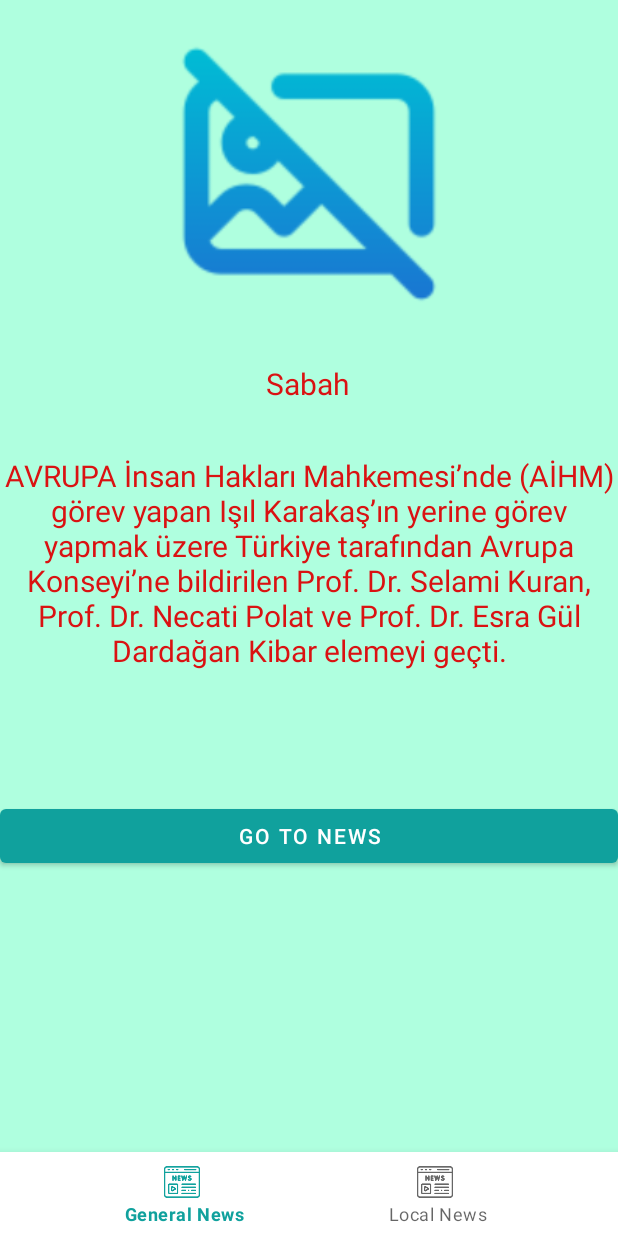
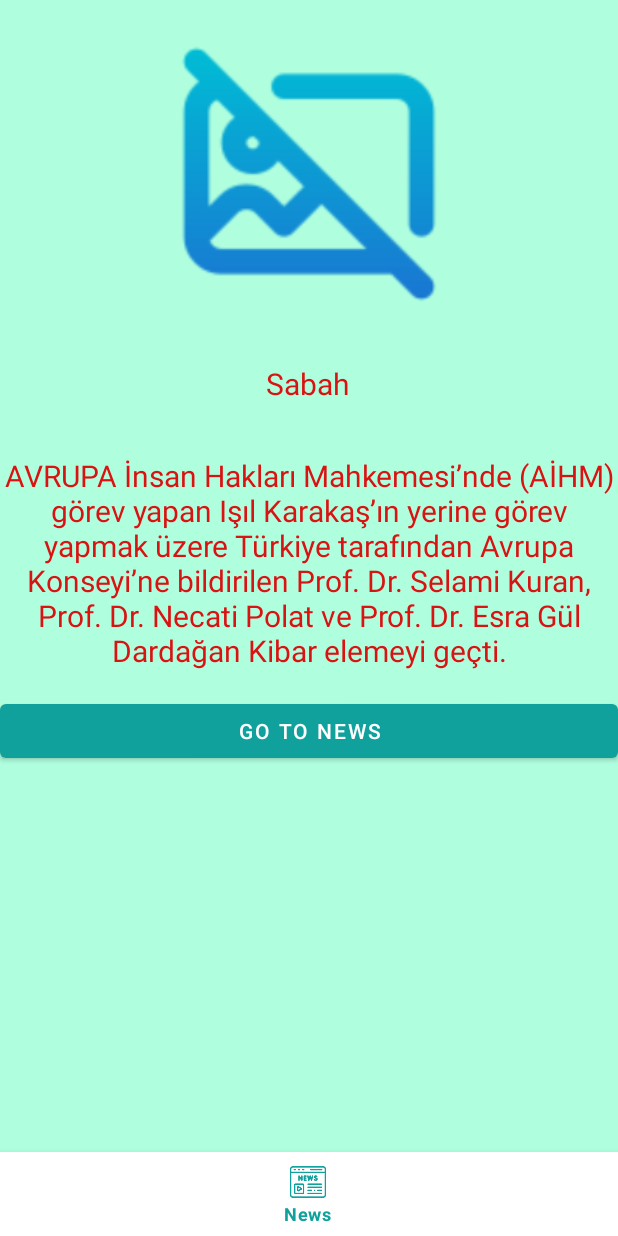
Before and after one commit to ozancanguz/NewsApp, an Android app: the fragment NewsDetailsFragment placed in its activity, on a phone screen of 412 x 824 dp. Run offline under Robolectric (Android 15) with nearby library versions, the phone set to English and light mode, and no system bars; our stand-ins replace Dagger/Hilt's generated code, navigation-ui; network calls fail; pictures from the network do not load; 6 statements that could not run were skipped.

Commit message:
-local news screen removed

```diff
--- a/app/src/main/java/com/ozancanguz/newsapp/data/adapters/GeneralNewsAdapter.kt
+++ b/app/src/main/java/com/ozancanguz/newsapp/data/adapters/GeneralNewsAdapter.kt
@@ -50,9 +50,6 @@ class GeneralNewsAdapter:RecyclerView.Adapter<GeneralNewsAdapter.GeneralViewHold
     }
 
 
-
-
-
     override fun getItemCount(): Int {
         return generalNews.size
     }
--- a/app/src/main/java/com/ozancanguz/newsapp/data/api/NewsApi.kt
+++ b/app/src/main/java/com/ozancanguz/newsapp/data/api/NewsApi.kt
@@ -1,7 +1,6 @@
 package com.ozancanguz.newsapp.data.api
 
 import com.ozancanguz.newsapp.data.model.News
-import com.ozancanguz.newsapp.data.model.NewsResult
 import retrofit2.Response
 import retrofit2.http.GET
 import retrofit2.http.Headers
--- a/app/src/main/java/com/ozancanguz/newsapp/data/remote/RemoteDataSource.kt
+++ b/app/src/main/java/com/ozancanguz/newsapp/data/remote/RemoteDataSource.kt
@@ -2,7 +2,6 @@ package com.ozancanguz.newsapp.data.remote
 
 import com.ozancanguz.newsapp.data.api.NewsApi
 import com.ozancanguz.newsapp.data.model.News
-import com.ozancanguz.newsapp.data.model.NewsResult
 import retrofit2.Response
 import javax.inject.Inject
 
--- a/app/src/main/java/com/ozancanguz/newsapp/ui/MainActivity.kt
+++ b/app/src/main/java/com/ozancanguz/newsapp/ui/MainActivity.kt
@@ -24,7 +24,7 @@ class MainActivity : AppCompatActivity() {
         val appBarConfiguration = AppBarConfiguration(
             setOf(
                 R.id.newsFragment,
-                R.id.localNewsFragment
+
 
             )
         )
--- a/app/src/main/java/com/ozancanguz/newsapp/viewmodel/NewsViewModel.kt
+++ b/app/src/main/java/com/ozancanguz/newsapp/viewmodel/NewsViewModel.kt
@@ -6,9 +6,7 @@ import androidx.lifecycle.AndroidViewModel
 import androidx.lifecycle.MutableLiveData
 import androidx.lifecycle.viewModelScope
 import com.ozancanguz.newsapp.data.model.News
-import com.ozancanguz.newsapp.data.model.NewsResult
 import com.ozancanguz.newsapp.repository.Repository
-import dagger.hilt.android.AndroidEntryPoint
 import dagger.hilt.android.lifecycle.HiltViewModel
 import kotlinx.coroutines.launch
 import javax.inject.Inject
--- a/app/src/main/res/layout/fragment_news_details.xml
+++ b/app/src/main/res/layout/fragment_news_details.xml
@@ -52,11 +52,10 @@
         android:id="@+id/gotonewsbtn"
         android:layout_width="match_parent"
         android:layout_height="wrap_content"
-        android:layout_marginTop="31dp"
-        android:layout_marginBottom="132dp"
+        android:layout_marginTop="16dp"
         android:text="Go to News"
-        app:layout_constraintBottom_toBottomOf="parent"
         app:layout_constraintEnd_toEndOf="parent"
+        app:layout_constraintHorizontal_bias="0.0"
         app:layout_constraintStart_toStartOf="parent"
         app:layout_constraintTop_toBottomOf="@+id/gndetailsdescription" />
 </androidx.constraintlayout.widget.ConstraintLayout>
--- a/app/src/main/res/menu/bottom_nav_menu.xml
+++ b/app/src/main/res/menu/bottom_nav_menu.xml
@@ -3,12 +3,7 @@
 
     <item
         android:id="@+id/newsFragment"
-        android:title=" General News"
-        android:icon="@drawable/news2" />
-
-    <item
-        android:id="@+id/localNewsFragment"
-        android:title=" Local News"
+        android:title="News"
         android:icon="@drawable/news2" />
 
 
--- a/app/src/main/res/navigation/nav.xml
+++ b/app/src/main/res/navigation/nav.xml
@@ -12,6 +12,9 @@
         <action
             android:id="@+id/action_newsFragment_to_newsDetailsFragment"
             app:destination="@id/newsDetailsFragment" />
+        <action
+            android:id="@+id/action_newsFragment_to_newsWebView2"
+            app:destination="@id/newsWebView" />
     </fragment>
     <fragment
         android:id="@+id/newsDetailsFragment"
@@ -26,20 +29,6 @@
             app:destination="@id/newsWebView" />
     </fragment>
     <fragment
-        android:id="@+id/localNewsFragment"
-        android:name="com.ozancanguz.newsapp.ui.fragments.localnews.LocalNewsFragment"
-        android:label="fragment_local_news"
-        tools:layout="@layout/fragment_local_news" >
-        <action
-            android:id="@+id/action_localNewsFragment_to_localNewsDetailsFragment"
-            app:destination="@id/localNewsDetailsFragment" />
-    </fragment>
-    <fragment
-        android:id="@+id/localNewsDetailsFragment"
-        android:name="com.ozancanguz.newsapp.ui.fragments.localnews.LocalNewsDetailsFragment"
-        android:label="fragment_local_news_details"
-        tools:layout="@layout/fragment_local_news_details" />
-    <fragment
         android:id="@+id/newsWebView"
         android:name="com.ozancanguz.newsapp.ui.fragments.newsdetails.NewsWebView"
         android:label="fragment_news_web_view"
```
Also changed, not shown: app/src/main/java/com/ozancanguz/newsapp/ui/fragments/localnews/LocalNewsDetailsFragment.kt (deleted, +0 -33 lines), app/src/main/java/com/ozancanguz/newsapp/ui/fragments/localnews/LocalNewsFragment.kt (deleted, +0 -33 lines).
